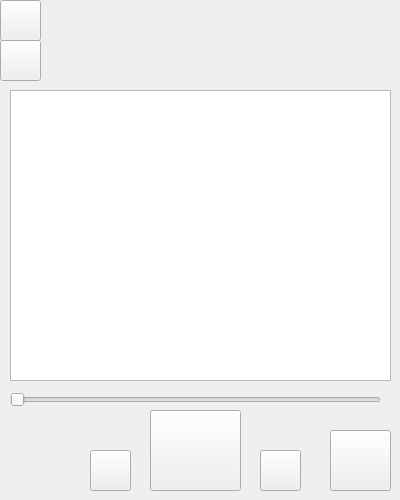
This is widget.ui in EmoLorry/Cplus-Project as Qt 5 draws it before an edit. The edited form follows.
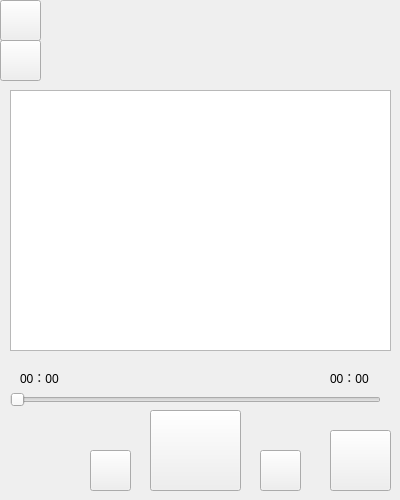
This is the edited form. Icons and pictures are not drawn.

Commit message: 增加了音乐总时长标签和音乐播放时长标签

Patch:
```diff
--- a/widget.ui
+++ b/widget.ui
@@ -136,7 +136,7 @@
      <x>10</x>
      <y>90</y>
      <width>381</width>
-     <height>291</height>
+     <height>261</height>
     </rect>
    </property>
   </widget>
@@ -153,6 +153,32 @@
     <enum>Qt::Horizontal</enum>
    </property>
   </widget>
+  <widget class="QLabel" name="labelc">
+   <property name="geometry">
+    <rect>
+     <x>20</x>
+     <y>370</y>
+     <width>54</width>
+     <height>16</height>
+    </rect>
+   </property>
+   <property name="text">
+    <string>00：00</string>
+   </property>
+  </widget>
+  <widget class="QLabel" name="labels">
+   <property name="geometry">
+    <rect>
+     <x>330</x>
+     <y>370</y>
+     <width>51</width>
+     <height>16</height>
+    </rect>
+   </property>
+   <property name="text">
+    <string>00：00</string>
+   </property>
+  </widget>
   <zorder>pushButton_4</zorder>
   <zorder>pushButton_7</zorder>
   <zorder>pushButton_8</zorder>
```
Left out of the diff: 2 changed lines with no effect on the pictures. The commit also changes 2 other files.
